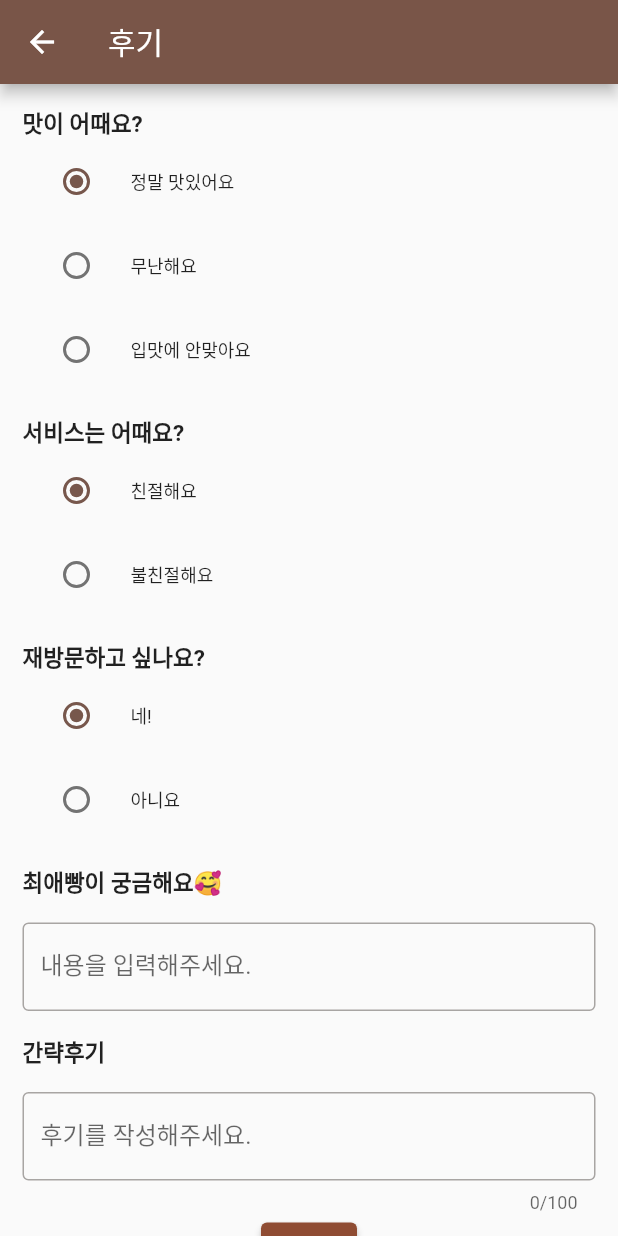
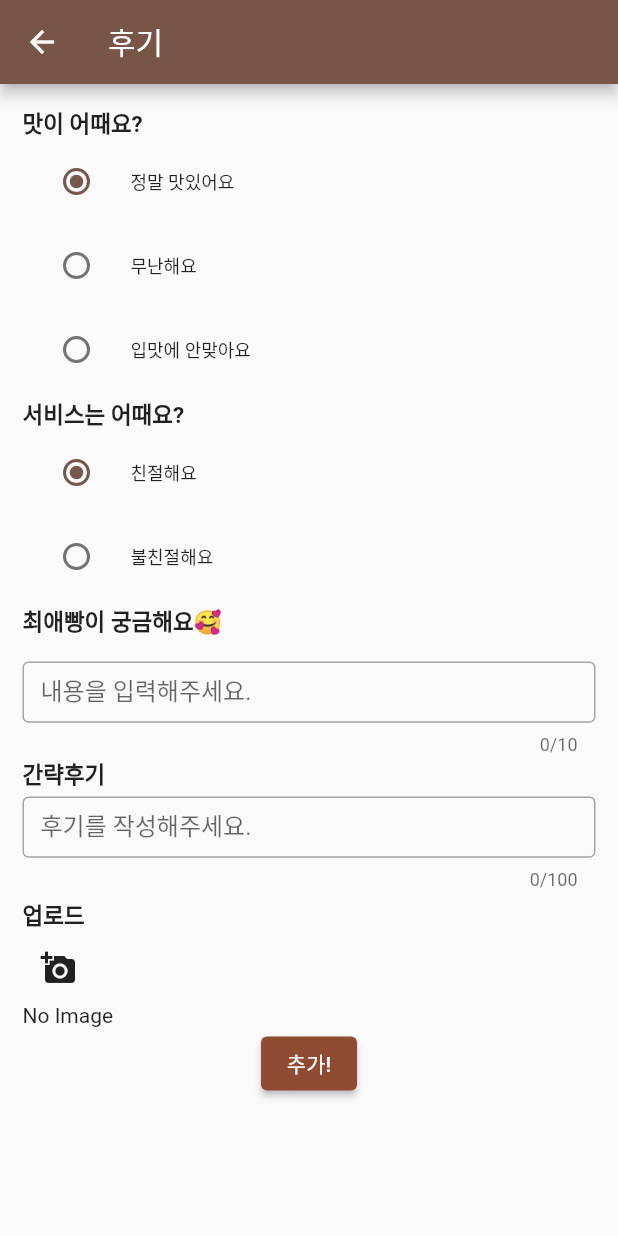
Before and after one commit to zepetto7065/finding-bread-app, a Flutter app: the ReviewWritePage screen opened directly with empty values, on a phone screen of 412 x 824 dp. Run offline on Flutter 3.47's test engine with Material 2 defaults, Android fonts, the phone set to English and light mode, and no system bars; our stand-ins replace google_fonts, image_picker, shared_preferences; accounts and stored records are empty; Roboto replaces fonts that are missing (Jua).

```diff
--- a/lib/review_write_page.dart
+++ b/lib/review_write_page.dart
@@ -1,7 +1,8 @@
 import 'dart:convert';
-import 'package:finding_bread_app/shop_detail_page.dart';
+import 'dart:io';
 import 'package:flutter/material.dart';
 import 'package:http/http.dart' as http;
+import 'package:image_picker/image_picker.dart';
 import 'package:shared_preferences/shared_preferences.dart';
 
 
@@ -18,11 +19,9 @@ class ReviewWritePage extends StatefulWidget {
 class _ReviewWritePageState extends State<ReviewWritePage> {
   Flavor? _flavor = Flavor.GOOD;
   Service? _service = Service.GOOD;
-  Revisit? _revisit = Revisit.YES;
   final TextEditingController _favoriteBread = TextEditingController();
   final TextEditingController _detailReview = TextEditingController();
-  // final File? _image;
-  // final ImagePicker _picker = ImagePicker();
+  File? _image;
 
 
   @override
@@ -90,7 +89,7 @@ class _ReviewWritePageState extends State<ReviewWritePage> {
                 )
               ],
             ),
-            Padding(padding: EdgeInsets.all(8.0)),
+            Padding(padding: EdgeInsets.all(2.0)),
             Text('서비스는 어때요?',
               style: TextStyle(fontSize: 15.0, fontWeight: FontWeight.bold),),
             Column(
@@ -126,58 +125,28 @@ class _ReviewWritePageState extends State<ReviewWritePage> {
                 ),
               ],
             ),
-            Padding(padding: EdgeInsets.all(8.0)),
-            Text('재방문하고 싶나요?',
-              style: TextStyle(fontSize: 15.0, fontWeight: FontWeight.bold),),
-            Column(
-              mainAxisAlignment: MainAxisAlignment.start,
-              children: [
-                SizedBox(
-                  child: RadioListTile<Revisit>(
-                    title: Text('네!',
-                      style: TextStyle(fontSize: 12.0),
-                    ),
-                    value: Revisit.YES,
-                    groupValue: _revisit,
-                    onChanged: (Revisit? value){
-                      setState(() {
-                        _revisit = value;
-                      });
-                    },
-                  ),
-                ),
-                SizedBox(
-                  child: RadioListTile<Revisit>(
-                    title: Text('아니요',
-                      style: TextStyle(fontSize: 12.0),
-                    ),
-                    value: Revisit.NO,
-                    groupValue: _revisit,
-                    onChanged: (Revisit? value){
-                      setState(() {
-                        _revisit = value;
-                      });
-                    },
-                  ),
-                ),
-              ],
-            ),
-            Padding(padding: EdgeInsets.all(8.0)),
+            Padding(padding: EdgeInsets.all(2.0)),
             Text('최애빵이 궁금해요🥰',
               style: TextStyle(fontSize: 15.0, fontWeight: FontWeight.bold),),
             Padding(padding: EdgeInsets.all(8.0)),
-            TextField(
+            SizedBox(
+              height: 60,
+              child: TextField(
+                maxLength: 10,
                 controller: _favoriteBread,
                 decoration: InputDecoration(
                     border: OutlineInputBorder(),
                     labelText: '내용을 입력해주세요.'
                 ),
               ),
-            Padding(padding: EdgeInsets.all(8.0)),
+            ),
+            Padding(padding: EdgeInsets.all(2.0)),
             Text('간략후기',
               style: TextStyle(fontSize: 15.0, fontWeight: FontWeight.bold),),
-            Padding(padding: EdgeInsets.all(8.0)),
-            TextField(
+            Padding(padding: EdgeInsets.all(2.0)),
+            SizedBox(
+              height: 60,
+              child: TextField(
                 controller: _detailReview,
                 keyboardType: TextInputType.multiline,
                 minLines: 1,
@@ -188,6 +157,15 @@ class _ReviewWritePageState extends State<ReviewWritePage> {
                     labelText: '후기를 작성해주세요.'
                 ),
               ),
+            ),
+            Padding(padding: EdgeInsets.all(4.0)),
+            Text('업로드',
+              style: TextStyle(fontSize: 15.0, fontWeight: FontWeight.bold),),
+            IconButton(
+              onPressed: _getImage,
+              icon: Icon(Icons.add_a_photo),
+            ),
+            _image == null ? Text('No Image') : Image.file(_image!),
             Container(
               alignment: Alignment.center,
               child: ElevatedButton(
@@ -208,11 +186,10 @@ class _ReviewWritePageState extends State<ReviewWritePage> {
     String url = 'http://zepetto.synology.me:9090/api/reviews';
     String flavor = "";
     String service = "";
-    String revisit = "";
+    print(_image);
 
     flavor = getFlavor(flavor);
     service = getService(service);
-    revisit = getRevisit(revisit);
 
     final prefs = await SharedPreferences.getInstance();
     final appToken = prefs.getString('token') ?? '';
@@ -227,7 +204,6 @@ class _ReviewWritePageState extends State<ReviewWritePage> {
         'shopId' : shopId,
         'flavor' : flavor,
         'service' : service,
-        'revisit' : revisit,
         'favoriteBread' : _favoriteBread.text,
         'detailReview' : _detailReview.text
       }),
@@ -256,15 +232,6 @@ class _ReviewWritePageState extends State<ReviewWritePage> {
     return jsonDecode(utf8.decode(response.bodyBytes));
   }
 
-  String getRevisit(String revisit) {
-    if(_revisit == Revisit.YES){
-      revisit = "네";
-    }else{
-      revisit = "아니요";
-    }
-    return revisit;
-  }
-
   String getService(String service) {
     if(_service == Service.GOOD){
       service = "친절해요";
@@ -284,19 +251,29 @@ class _ReviewWritePageState extends State<ReviewWritePage> {
     }
     return flavor;
   }
+
+  Future<void> _getImage() async {
+    XFile? image = await ImagePicker().pickImage(
+        source: ImageSource.gallery
+    );
+
+    if(image != null){
+      setState(() {
+        _image = File(image.path);
+      });
+    }
+  }
 }
 
 class Review {
   String flavor;
   String service;
-  String revisit;
   String favoriteBread;
   String review;
 
   Review(
-      this.flavor, this.service, this.revisit, this.favoriteBread, this.review);
+      this.flavor, this.service, this.favoriteBread, this.review);
 
 }
 enum Flavor { GOOD, SOSO, BAD }
 enum Service { GOOD, BAD }
-enum Revisit { YES, NO }
--- a/pubspec.yaml
+++ b/pubspec.yaml
@@ -34,6 +34,8 @@ dependencies:
   shared_preferences: ^2.0.15
   url_launcher: ^6.1.5
   url_launcher_ios: ^6.0.17
+  image_picker: ^0.8.5+3
+  dio: ^4.0.6
 
 
   # The following adds the Cupertino Icons font to your application.
```
Also changed, not shown: lib/login_page.dart (+38 -0 lines), lib/shop_detail_page.dart (+13 -13 lines), lib/sign_up_page.dart (+137 -47 lines), pubspec.lock, 2 other files. Lines whose indentation alone changed are shown as unchanged.
